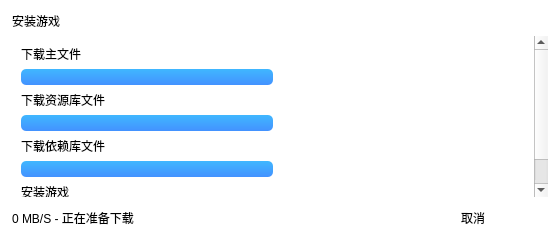
Above: UI/UI/MC_Dowmloader_UI.ui from David-xian66/Minecraft-Optimal-Starter_2 before the change. Below: the same form after it.
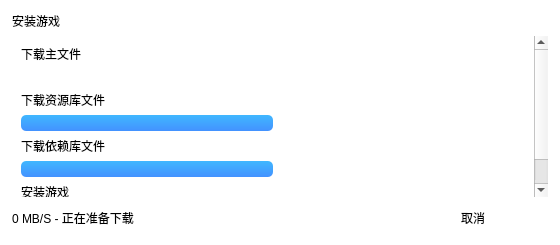
That is the form after the change. Icons and pictures are not drawn.

The edit to the form file:
```diff
--- a/UI/UI/MC_Dowmloader_UI.ui
+++ b/UI/UI/MC_Dowmloader_UI.ui
@@ -160,7 +160,7 @@
           <number>0</number>
          </property>
          <property name="maximum">
-          <number>0</number>
+          <number>101</number>
          </property>
          <property name="value">
           <number>0</number>
```
